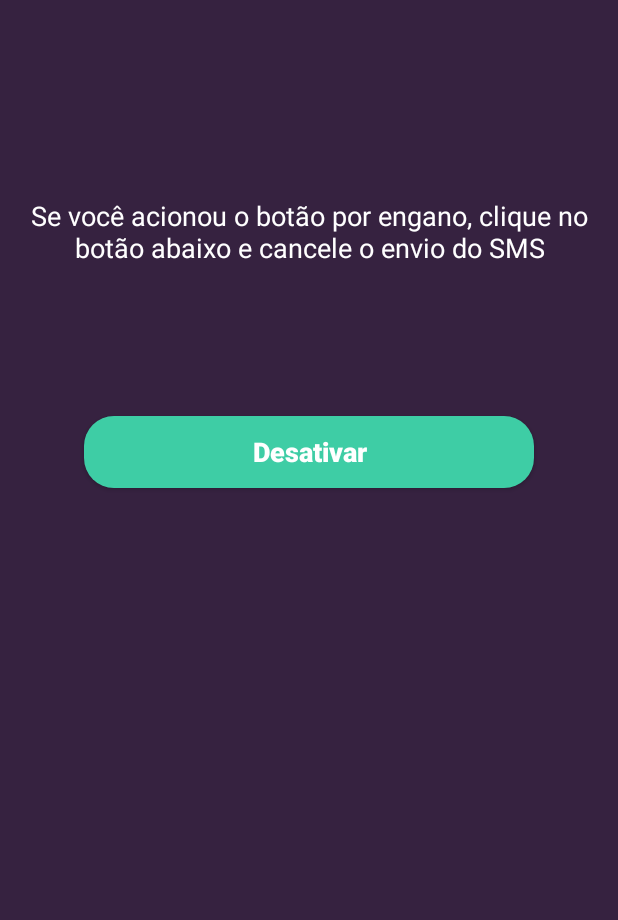
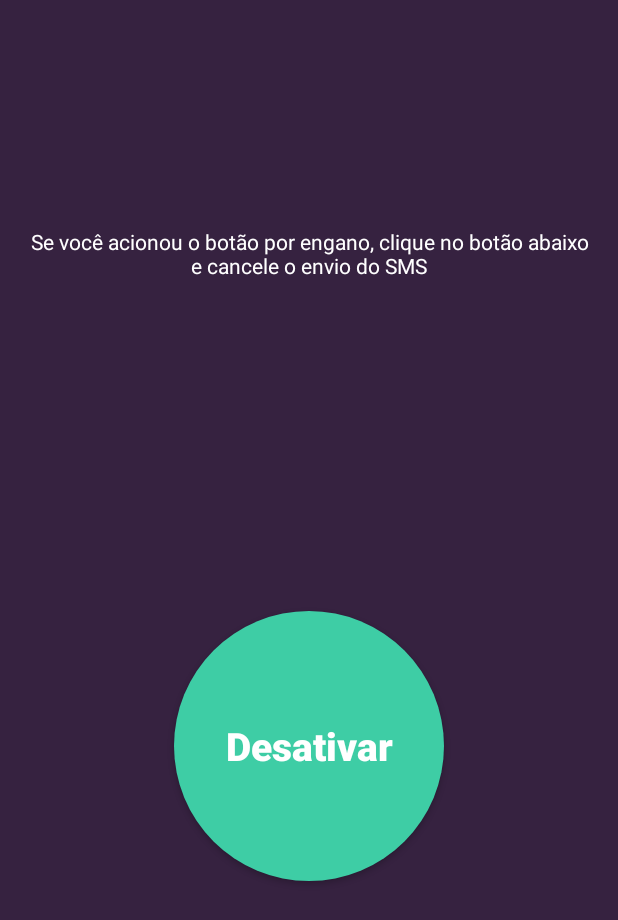
Before and after one commit to claudioalfonso/blocoDaGuarda, an Android app: the layout alert_dialog_activate.xml on its own in the app's theme, with its tools: preview values and no code run, on a phone screen of 412 x 824 dp. Shown: the top 920 px of the screen. Run offline under Robolectric (Android 15) with nearby library versions, the phone set to English and light mode, and no system bars.

Commit message:
change style of save alert

```diff
--- a/BlocoDaGuarda/app/src/main/res/layout/alert_dialog_activate.xml
+++ b/BlocoDaGuarda/app/src/main/res/layout/alert_dialog_activate.xml
@@ -1,39 +1,39 @@
 <?xml version="1.0" encoding="utf-8"?>
-<RelativeLayout xmlns:android="http://schemas.android.com/apk/res/android"
+<LinearLayout xmlns:android="http://schemas.android.com/apk/res/android"
     android:layout_width="match_parent"
     android:layout_height="match_parent"
     android:background="@color/background_saveme"
     android:orientation="vertical"
     android:padding="@dimen/bdg_base_spacing_default">
 
-
     <TextView
         android:id="@+id/bdg_alert_save_me"
         style="@style/alert_dialog_title"
         android:layout_width="match_parent"
         android:layout_height="wrap_content"
-        android:layout_alignParentTop="true"
-        android:layout_marginTop="60dp" />
+        android:layout_marginTop="80dp" />
 
     <TextView
         android:id="@+id/textView3"
-        style="@style/contact_text"
+        style="@style/alert_text"
         android:layout_width="match_parent"
         android:layout_height="wrap_content"
-        android:layout_below="@+id/bdg_alert_save_me"
-        android:layout_marginBottom="60dp"
         android:layout_marginTop="20dp"
         android:text="@string/bdg_alert_help_dialog_title" />
 
-    <Button
-        android:id="@+id/bdg_alert_help_dialog_button"
-        style="@style/bdg_alert_ok_button"
+    <RelativeLayout
         android:layout_width="match_parent"
-        android:layout_height="wrap_content"
-        android:layout_margin="40dp"
-        android:layout_below="@+id/textView3"
-        android:layout_centerInParent="true"
-        android:text="@string/bdg_alert_help_dialog_button" />
+        android:layout_height="0dp"
+        android:layout_weight="1">
 
+        <Button
+            android:id="@+id/bdg_alert_help_dialog_button"
+            style="@style/bdg_alert_ok_button"
+            android:layout_width="180dp"
+            android:layout_height="180dp"
+            android:layout_centerInParent="true"
+            android:layout_margin="40dp"
+            android:text="@string/bdg_alert_help_dialog_button" />
 
-</RelativeLayout>
+    </RelativeLayout>
+</LinearLayout>
--- a/BlocoDaGuarda/app/src/main/res/layout/alert_frag.xml
+++ b/BlocoDaGuarda/app/src/main/res/layout/alert_frag.xml
@@ -39,7 +39,7 @@
             android:background="@android:color/transparent"
             android:scaleType="centerInside"
             android:src="@drawable/alert_button_saveme_selector"
-            android:text="Coração" />
+            />
     </RelativeLayout>
 
 
--- a/BlocoDaGuarda/app/src/main/res/values/styles.xml
+++ b/BlocoDaGuarda/app/src/main/res/values/styles.xml
@@ -115,10 +115,10 @@
     </style>
 
     <style name="bdg_alert_ok_button" parent="MyButton">
-        <item name="android:textSize">18sp</item>
+        <item name="android:textSize">26sp</item>
         <item name="android:textColor">@color/bdg_white</item>
         <item name="android:textStyle">bold</item>
-        <item name="android:background">@drawable/bdg_network_rounded_button</item>
+        <item name="android:background">@drawable/bdg_login_saveme_button</item>
 
     </style>
 
@@ -128,6 +128,11 @@
         <item name="android:textStyle">bold</item>
     </style>
 
+    <!--alert-->
+    <style name="alert_text" parent="primaryText">
+        <item name="android:textColor">@color/bdg_white</item>
+        <item name="android:textSize">@dimen/bdg_textSize_small</item>
+    </style>
 
     <!--login email-->
     <style name="TextInputLayout" parent="Widget.Design.TextInputLayout">
```
